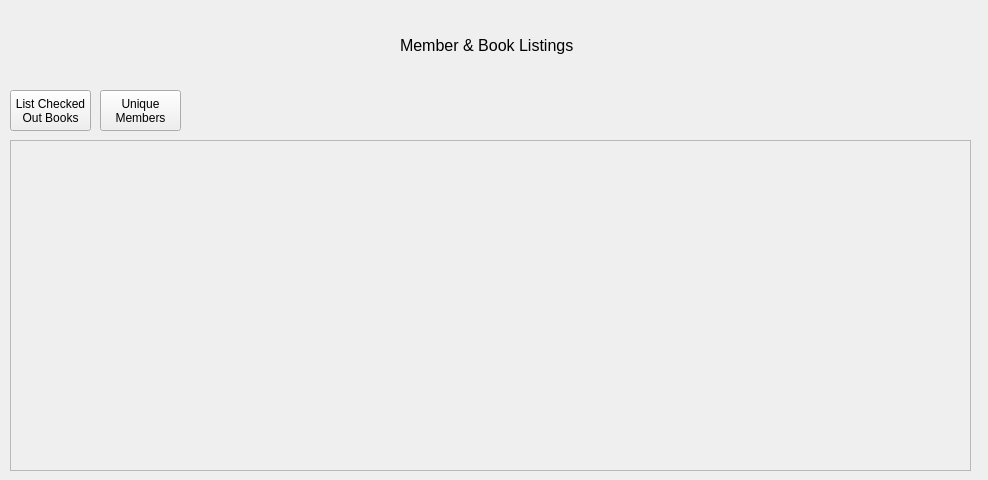
Qt form LibrarySystem/editmembers.ui (josfire18/LibrarySystem) before a commit.
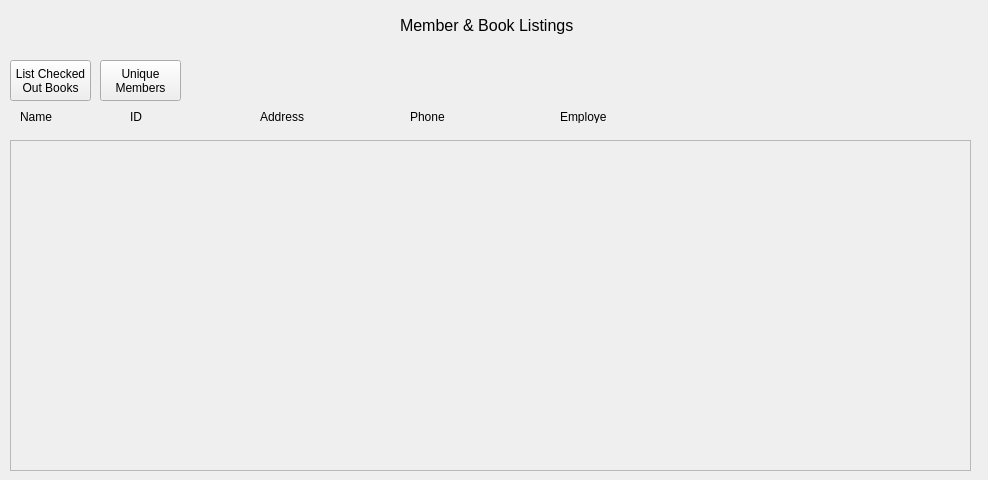
The same form after that commit.

What changed in the file:
```diff
--- a/LibrarySystem/editmembers.ui
+++ b/LibrarySystem/editmembers.ui
@@ -17,7 +17,7 @@
    <property name="geometry">
     <rect>
      <x>10</x>
-     <y>90</y>
+     <y>60</y>
      <width>81</width>
      <height>41</height>
     </rect>
@@ -54,7 +54,7 @@
    <property name="geometry">
     <rect>
      <x>100</x>
-     <y>90</y>
+     <y>60</y>
      <width>81</width>
      <height>41</height>
     </rect>
@@ -68,7 +68,7 @@
    <property name="geometry">
     <rect>
      <x>400</x>
-     <y>20</y>
+     <y>0</y>
      <width>181</width>
      <height>51</height>
     </rect>
@@ -82,6 +82,71 @@
     <string>Member &amp; Book Listings</string>
    </property>
   </widget>
+  <widget class="QLabel" name="label_2">
+   <property name="geometry">
+    <rect>
+     <x>20</x>
+     <y>110</y>
+     <width>47</width>
+     <height>13</height>
+    </rect>
+   </property>
+   <property name="text">
+    <string>Name</string>
+   </property>
+  </widget>
+  <widget class="QLabel" name="label_3">
+   <property name="geometry">
+    <rect>
+     <x>130</x>
+     <y>110</y>
+     <width>47</width>
+     <height>13</height>
+    </rect>
+   </property>
+   <property name="text">
+    <string>ID</string>
+   </property>
+  </widget>
+  <widget class="QLabel" name="label_4">
+   <property name="geometry">
+    <rect>
+     <x>260</x>
+     <y>110</y>
+     <width>47</width>
+     <height>13</height>
+    </rect>
+   </property>
+   <property name="text">
+    <string>Address</string>
+   </property>
+  </widget>
+  <widget class="QLabel" name="label_5">
+   <property name="geometry">
+    <rect>
+     <x>410</x>
+     <y>110</y>
+     <width>47</width>
+     <height>13</height>
+    </rect>
+   </property>
+   <property name="text">
+    <string>Phone</string>
+   </property>
+  </widget>
+  <widget class="QLabel" name="label_6">
+   <property name="geometry">
+    <rect>
+     <x>560</x>
+     <y>110</y>
+     <width>47</width>
+     <height>13</height>
+    </rect>
+   </property>
+   <property name="text">
+    <string>Employee</string>
+   </property>
+  </widget>
  </widget>
  <resources/>
  <connections/>
```
